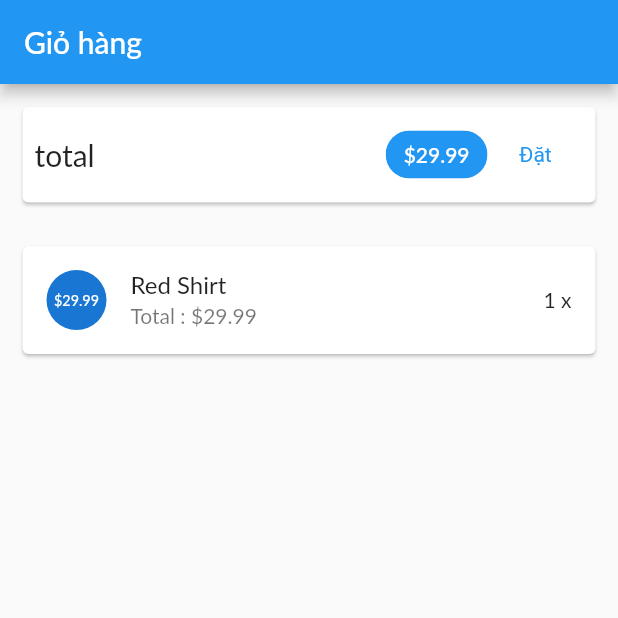
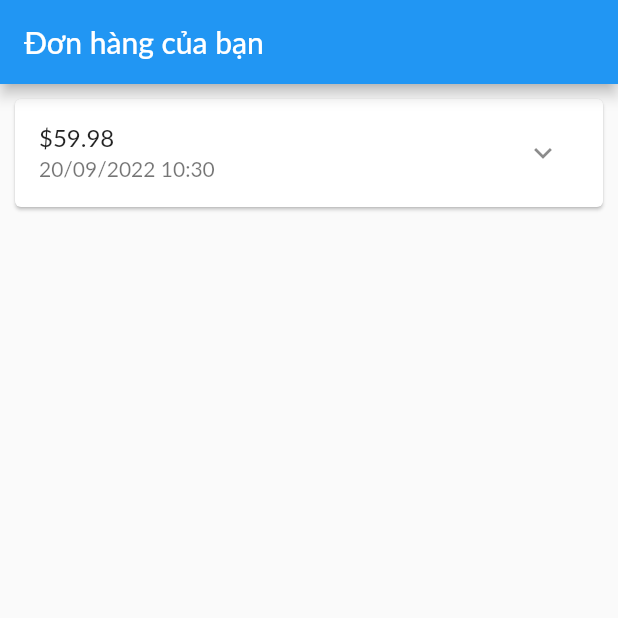
Before and after one commit to Duchuynh09/my-shop, a Flutter app: the screen it shows after launch, on a phone screen of 412 x 824 dp, the top half of it. Run offline on Flutter 3.47's test engine with Material 2 defaults, Android fonts, the phone set to English and light mode, and no system bars; Roboto replaces fonts that are missing (Lato).

Commit message:
Xay dung trang cac dat hang

```diff
--- a/lib/main.dart
+++ b/lib/main.dart
@@ -1,6 +1,7 @@
 import 'package:flutter/material.dart';
-import 'package:myshop/ui/Cart/cart_screen.dart';
-
+// import 'package:myshop/ui/Cart/cart_manager.dart';
+// import 'package:myshop/ui/Cart/cart_screen.dart';
+import 'package:myshop/ui/oders/order_screen.dart';
 
 // import 'ui/products/user_products_screen.dart';
 // import 'ui/products/product_overview_screen.dart';
@@ -25,9 +26,8 @@ class MyApp extends StatelessWidget {
         ).copyWith(secondary: Colors.blueGrey),
       ),
       home: const SafeArea(
-        child: CartScreen(),
-        ),
-
+        child: OrdersScreen(),
+      ),
     );
   }
 }
--- /dev/null
+++ b/lib/models/oder_item.dart
@@ -0,0 +1,31 @@
+import 'cart_item.dart';
+
+class OrderItem {
+  final String? id;
+  final double amount;
+  final List<CartItem> products;
+  final DateTime dateTime;
+  int get productCount {
+    return products.length;
+  }
+
+  OrderItem({
+    this.id,
+    required this.amount,
+    required this.products,
+    DateTime? dateTime,
+  }) : dateTime = dateTime ?? DateTime.now();
+  OrderItem copyWith({
+    String? id,
+    double? amount,
+    List<CartItem>? products,
+    DateTime? dateTime,
+  }) {
+    return OrderItem(
+      amount: amount ?? this.amount,
+      products: products ?? this.products,
+      id: id ?? this.id,
+      dateTime: dateTime ?? this.dateTime,
+    );
+  }
+}
--- a/lib/ui/Cart/cart_manager.dart
+++ b/lib/ui/Cart/cart_manager.dart
@@ -1,5 +1,5 @@
 import '../../models/cart_item.dart';
-import '../products/products_manager.dart';
+// import '../products/products_manager.dart';
 
 class CartManager {
   final Map<String, CartItem> _items = {
--- a/lib/ui/Cart/cart_screen.dart
+++ b/lib/ui/Cart/cart_screen.dart
@@ -11,7 +11,7 @@ class CartScreen extends StatelessWidget {
     final cart = CartManager();
     return Scaffold(
       appBar: AppBar(
-        title: Text(
+        title: const Text(
           'Giỏ hàng',
         ),
       ),
--- /dev/null
+++ b/lib/ui/oders/order_manager.dart
@@ -0,0 +1,20 @@
+import '../../models/oder_item.dart';
+// import '../../models/cart_item.dart';
+import '../../ui/Cart/cart_manager.dart';
+
+class OrderManager {
+  final List<OrderItem> _orders = [
+    OrderItem(
+        dateTime: DateTime.now(),
+        id: 'o1',
+        amount: 59.98,
+        products: CartManager().products),
+  ];
+  int get orderCount {
+    return _orders.length;
+  }
+
+  List<OrderItem> get orders {
+    return [..._orders];
+  }
+}
--- /dev/null
+++ b/lib/ui/oders/order_screen.dart
@@ -0,0 +1,21 @@
+import 'package:flutter/material.dart';
+import 'order_manager.dart';
+import 'orders_item_card.dart';
+
+class OrdersScreen extends StatelessWidget {
+  const OrdersScreen({Key? key}) : super(key: key);
+
+  @override
+  Widget build(BuildContext context) {
+    final orderMn = OrderManager();
+    return Scaffold(
+      appBar: AppBar(
+        title: const Text('Đơn hàng của bạn'),
+      ),
+      body: ListView.builder(
+        itemCount: orderMn.orderCount,
+        itemBuilder: (context, index) => OrderItemCard(orderMn.orders[index]),
+      ),
+    );
+  }
+}
--- /dev/null
+++ b/lib/ui/oders/orders_item_card.dart
@@ -0,0 +1,82 @@
+import 'dart:math';
+import 'package:flutter/material.dart';
+import 'package:intl/intl.dart';
+
+import '../../models/oder_item.dart';
+
+class OrderItemCard extends StatefulWidget {
+  final OrderItem order;
+  const OrderItemCard(this.order, {Key? key}) : super(key: key);
+
+  @override
+  State<OrderItemCard> createState() => _OrderItemCardState();
+}
+
+class _OrderItemCardState extends State<OrderItemCard> {
+  var _expanded = false;
+  @override
+  Widget build(BuildContext context) {
+    return Card(
+      margin: const EdgeInsets.all(10),
+      child: Column(
+        children: <Widget>[
+          buildOrderSummary(),
+          if (_expanded) buildOrderDetails()
+        ],
+      ),
+    );
+  }
+
+  Widget buildOrderDetails() {
+    return Container(
+        padding: const EdgeInsets.symmetric(
+          horizontal: 15,
+          vertical: 4,
+        ),
+        height: min(widget.order.productCount * 20.0 + 10, 100),
+        child: ListView(
+          children: widget.order.products
+              .map(
+                (product) => Row(
+                  mainAxisAlignment: MainAxisAlignment.spaceBetween,
+                  children: <Widget>[
+                    Text(
+                      product.title,
+                      style: const TextStyle(
+                        fontSize: 18,
+                        fontWeight: FontWeight.bold,
+                      ),
+                    ),
+                    Text(
+                      '${product.quantity} x \$ ${product.price}',
+                      style: const TextStyle(
+                        fontSize: 15,
+                        color: Colors.green,
+                      ),
+                    ),
+                  ],
+                ),
+              )
+              .toList(),
+        ));
+  }
+
+  Widget buildOrderSummary() {
+    return ListTile(
+      title: Text('\$${widget.order.amount}'),
+      subtitle: Text(
+        DateFormat('dd/MM/yyyy hh:mm').format(widget.order.dateTime),
+      ),
+      trailing: IconButton(
+        icon: Icon(
+          _expanded ? Icons.expand_less : Icons.expand_more,
+        ),
+        onPressed: () {
+          setState(() {
+            _expanded = !_expanded;
+          });
+        },
+      ),
+    );
+  }
+}
--- a/pubspec.yaml
+++ b/pubspec.yaml
@@ -34,6 +34,7 @@ dependencies:
   # The following adds the Cupertino Icons font to your application.
   # Use with the CupertinoIcons class for iOS style icons.
   cupertino_icons: ^1.0.2
+  intl: ^0.17.0
 
 dev_dependencies:
   flutter_test:
```
Also changed, not shown: pubspec.lock.
